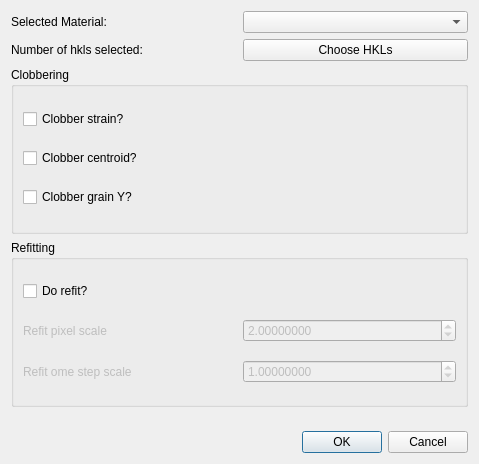
Old version of the form hexrd/ui/resources/ui/hedm_calibration_options_dialog.ui in the repository HEXRD/hexrdgui.
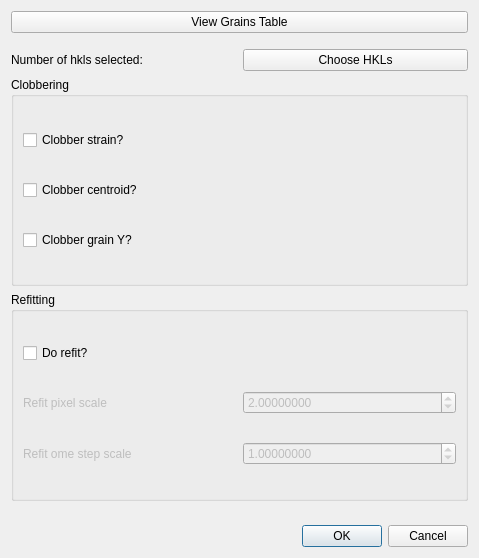
New version of the form. Custom widgets are drawn as their Qt base class.

Commit message:
Add multi-grain HEDM calibration
For multi-grain HEDM calibration, the user must first create rotation series
overlays until they have the same number as the number of grains they want
to use in the calibration.

When they start the HEDM calibration, they will select that number of grains
from the grains table. Next, in the HEDM Calibration Options dialog, they will
be able to pair their selected grains with the rotation series overlays. They
are also able to view the grains.

Finally, the calibration is ran and results for individual grains can be
viewed.

```diff
--- a/hexrd/ui/resources/ui/hedm_calibration_options_dialog.ui
+++ b/hexrd/ui/resources/ui/hedm_calibration_options_dialog.ui
@@ -7,26 +7,88 @@
     <x>0</x>
     <y>0</y>
     <width>479</width>
-    <height>464</height>
+    <height>558</height>
    </rect>
   </property>
   <property name="windowTitle">
    <string>HEDM Calibration Options</string>
   </property>
   <layout class="QVBoxLayout" name="verticalLayout">
+   <item>
+    <layout class="QVBoxLayout" name="overlay_grain_pairing_widget_layout"/>
+   </item>
+   <item>
+    <widget class="QPushButton" name="view_grains_table">
+     <property name="text">
+      <string>View Grains Table</string>
+     </property>
+    </widget>
+   </item>
+   <item>
+    <spacer name="verticalSpacer">
+     <property name="orientation">
+      <enum>Qt::Vertical</enum>
+     </property>
+     <property name="sizeType">
+      <enum>QSizePolicy::Fixed</enum>
+     </property>
+     <property name="sizeHint" stdset="0">
+      <size>
+       <width>20</width>
+       <height>10</height>
+      </size>
+     </property>
+    </spacer>
+   </item>
    <item>
     <layout class="QGridLayout" name="grid_layout">
-     <item row="1" column="2">
-      <widget class="QComboBox" name="material"/>
+     <item row="4" column="1" colspan="2">
+      <widget class="QGroupBox" name="clobbering_group">
+       <property name="title">
+        <string>Clobbering</string>
+       </property>
+       <layout class="QVBoxLayout" name="verticalLayout_2">
+        <item>
+         <widget class="QCheckBox" name="clobber_strain">
+          <property name="toolTip">
+           <string>&lt;html&gt;&lt;head/&gt;&lt;body&gt;&lt;p&gt;Sets and fixes the stretch matrix to identity.&lt;/p&gt;&lt;/body&gt;&lt;/html&gt;</string>
+          </property>
+          <property name="text">
+           <string>Clobber strain?</string>
+          </property>
+         </widget>
+        </item>
+        <item>
+         <widget class="QCheckBox" name="clobber_centroid">
+          <property name="toolTip">
+           <string>&lt;html&gt;&lt;head/&gt;&lt;body&gt;&lt;p&gt;Sets and fixes the grain position to the origin: (0, 0, 0).&lt;/p&gt;&lt;/body&gt;&lt;/html&gt;</string>
+          </property>
+          <property name="text">
+           <string>Clobber centroid?</string>
+          </property>
+         </widget>
+        </item>
+        <item>
+         <widget class="QCheckBox" name="clobber_grain_Y">
+          <property name="toolTip">
+           <string>&lt;html&gt;&lt;head/&gt;&lt;body&gt;&lt;p&gt;Sets and fixes the grain Y to zero.&lt;/p&gt;&lt;/body&gt;&lt;/html&gt;</string>
+          </property>
+          <property name="text">
+           <string>Clobber grain Y?</string>
+          </property>
+         </widget>
+        </item>
+       </layout>
+      </widget>
      </item>
-     <item row="2" column="1">
+     <item row="1" column="1">
       <widget class="QLabel" name="num_hkls_selected">
        <property name="text">
         <string>Number of hkls selected:</string>
        </property>
       </widget>
      </item>
-     <item row="6" column="1" colspan="2">
+     <item row="5" column="1" colspan="2">
       <widget class="QGroupBox" name="refitting_group">
        <property name="title">
         <string>Refitting</string>
@@ -100,59 +162,13 @@
        </layout>
       </widget>
      </item>
-     <item row="2" column="2">
+     <item row="1" column="2">
       <widget class="QPushButton" name="choose_hkls">
        <property name="text">
         <string>Choose HKLs</string>
        </property>
       </widget>
      </item>
-     <item row="1" column="1">
-      <widget class="QLabel" name="material_label">
-       <property name="text">
-        <string>Selected Material:</string>
-       </property>
-      </widget>
-     </item>
-     <item row="5" column="1" colspan="2">
-      <widget class="QGroupBox" name="clobbering_group">
-       <property name="title">
-        <string>Clobbering</string>
-       </property>
-       <layout class="QVBoxLayout" name="verticalLayout_2">
-        <item>
-         <widget class="QCheckBox" name="clobber_strain">
-          <property name="toolTip">
-           <string>&lt;html&gt;&lt;head/&gt;&lt;body&gt;&lt;p&gt;Sets and fixes the stretch matrix to identity.&lt;/p&gt;&lt;/body&gt;&lt;/html&gt;</string>
-          </property>
-          <property name="text">
-           <string>Clobber strain?</string>
-          </property>
-         </widget>
-        </item>
-        <item>
-         <widget class="QCheckBox" name="clobber_centroid">
-          <property name="toolTip">
-           <string>&lt;html&gt;&lt;head/&gt;&lt;body&gt;&lt;p&gt;Sets and fixes the grain position to the origin: (0, 0, 0).&lt;/p&gt;&lt;/body&gt;&lt;/html&gt;</string>
-          </property>
-          <property name="text">
-           <string>Clobber centroid?</string>
-          </property>
-         </widget>
-        </item>
-        <item>
-         <widget class="QCheckBox" name="clobber_grain_Y">
-          <property name="toolTip">
-           <string>&lt;html&gt;&lt;head/&gt;&lt;body&gt;&lt;p&gt;Sets and fixes the grain Y to zero.&lt;/p&gt;&lt;/body&gt;&lt;/html&gt;</string>
-          </property>
-          <property name="text">
-           <string>Clobber grain Y?</string>
-          </property>
-         </widget>
-        </item>
-       </layout>
-      </widget>
-     </item>
     </layout>
    </item>
    <item>
```
Left out of the diff: 1 changed line with no effect on the pictures. The commit also changes 5 other files.
